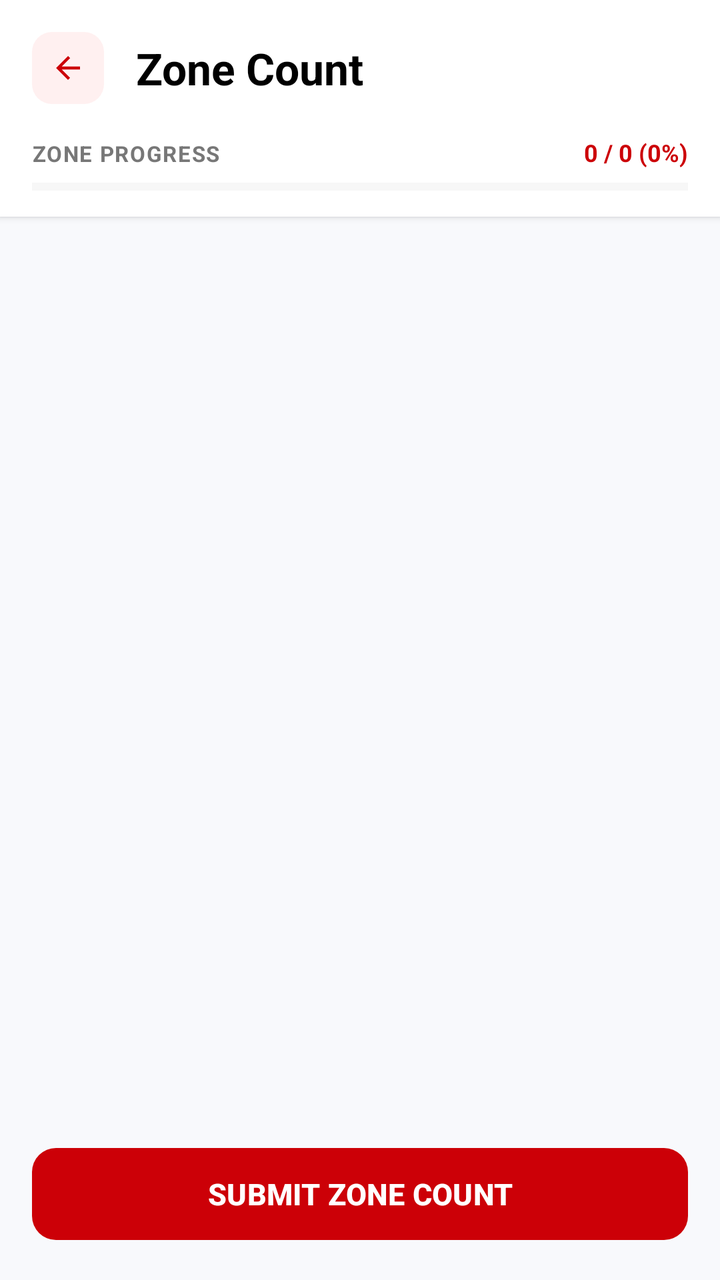
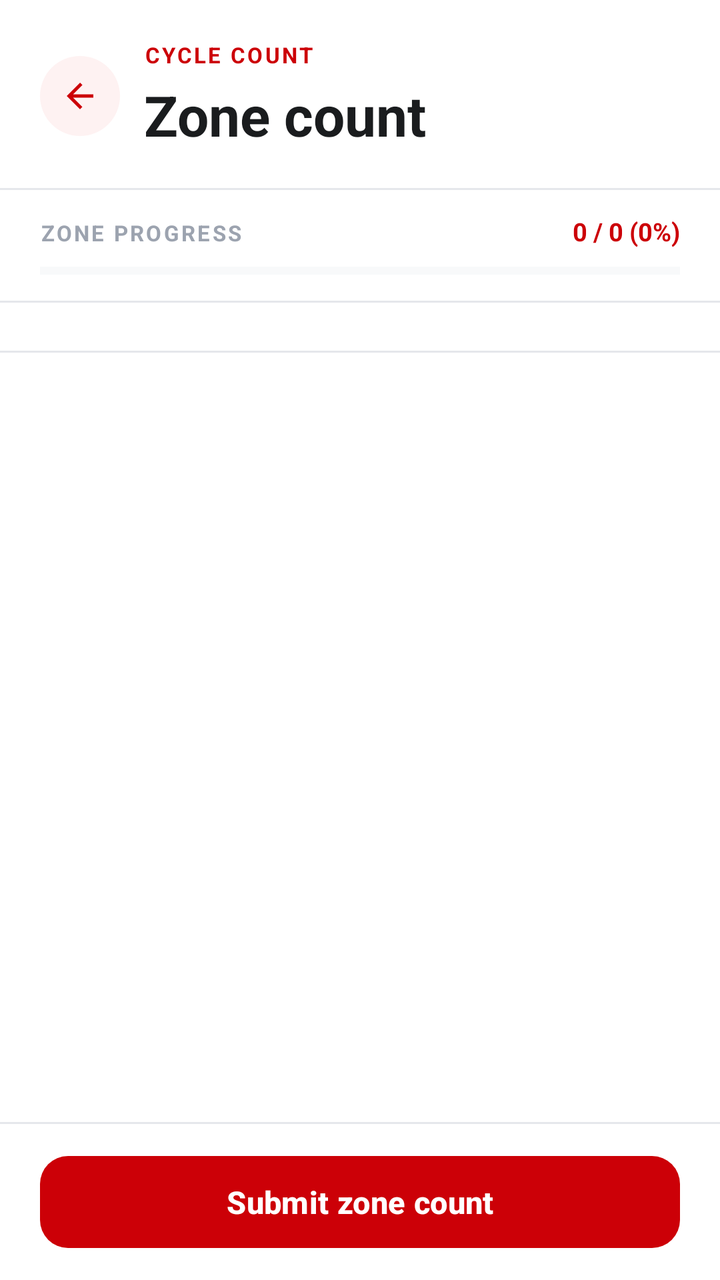

Screens rendered from an Android XML layout before and after an edit, with the pre-edit source and the edit as a unified diff.
<!-- AndroidManifest.xml: application theme Theme.EmployeePOS2 -->
<!-- res/layout/fragment_cycle_count_list.xml -->
<?xml version="1.0" encoding="utf-8"?>
<LinearLayout xmlns:android="http://schemas.android.com/apk/res/android"
    xmlns:app="http://schemas.android.com/apk/res-auto"
    android:layout_width="match_parent"
    android:layout_height="match_parent"
    android:background="#F8F9FC"
    android:orientation="vertical">

    
    <LinearLayout
        android:layout_width="match_parent"
        android:layout_height="wrap_content"
        android:background="#FFFFFF"
        android:elevation="2dp"
        android:gravity="center_vertical"
        android:orientation="horizontal"
        android:padding="16dp">

        <FrameLayout
            android:id="@+id/btnBack"
            android:layout_width="36dp"
            android:layout_height="36dp"
            android:background="@drawable/bg_icon_red"
            android:clickable="true"
            android:focusable="true">

            <ImageView
                android:layout_width="18dp"
                android:layout_height="18dp"
                android:layout_gravity="center"
                android:src="@drawable/ic_arrow_back"
                app:tint="#CC0007" />
        </FrameLayout>

        <TextView
            android:id="@+id/tvZoneTitle"
            android:layout_width="0dp"
            android:layout_height="wrap_content"
            android:layout_weight="1"
            android:layout_marginStart="16dp"
            android:text="Zone Count"
            android:textColor="#000000"
            android:textSize="22sp"
            android:textStyle="bold" />
    </LinearLayout>

    
    <LinearLayout
        android:id="@+id/llProgressContainer"
        android:layout_width="match_parent"
        android:layout_height="wrap_content"
        android:background="#FFFFFF"
        android:elevation="2dp"
        android:orientation="vertical"
        android:paddingHorizontal="16dp"
        android:paddingBottom="12dp">

        <LinearLayout
            android:layout_width="match_parent"
            android:layout_height="wrap_content"
            android:orientation="horizontal">

            <TextView
                android:layout_width="0dp"
                android:layout_height="wrap_content"
                android:layout_weight="1"
                android:letterSpacing="0.05"
                android:text="ZONE PROGRESS"
                android:textColor="#777777"
                android:textSize="11sp"
                android:textStyle="bold" />

            <TextView
                android:id="@+id/tvProgressPercent"
                android:layout_width="wrap_content"
                android:layout_height="wrap_content"
                android:text="0 / 0 (0%)"
                android:textColor="#CC0007"
                android:textSize="12sp"
                android:textStyle="bold" />
        </LinearLayout>

        <ProgressBar
            android:id="@+id/progressZoneCount"
            style="@style/Widget.AppCompat.ProgressBar.Horizontal"
            android:layout_width="match_parent"
            android:layout_height="6dp"
            android:layout_marginTop="6dp"
            android:max="100"
            android:progress="0"
            android:progressBackgroundTint="#E0E0E0"
            android:progressTint="#CC0007" />
    </LinearLayout>

    
    <HorizontalScrollView
        android:id="@+id/hsvCategories"
        android:layout_width="match_parent"
        android:layout_height="wrap_content"
        android:clipToPadding="false"
        android:paddingHorizontal="16dp"
        android:paddingTop="16dp"
        android:scrollbars="none">

        <LinearLayout
            android:id="@+id/llCategoryFilters"
            android:layout_width="wrap_content"
            android:layout_height="wrap_content"
            android:orientation="horizontal" />
    </HorizontalScrollView>

    
    <FrameLayout
        android:layout_width="match_parent"
        android:layout_height="0dp"
        android:layout_weight="1"
        android:paddingTop="12dp">

        <androidx.recyclerview.widget.RecyclerView
            android:id="@+id/rvCountItems"
            android:layout_width="match_parent"
            android:layout_height="match_parent"
            android:clipToPadding="false"
            android:paddingBottom="8dp" />

        <ProgressBar
            android:id="@+id/progressBar"
            android:layout_width="wrap_content"
            android:layout_height="wrap_content"
            android:layout_gravity="center"
            android:indeterminateTint="#CC0007"
            android:visibility="gone" />
    </FrameLayout>

    
    <com.google.android.material.button.MaterialButton
        android:id="@+id/btnSubmitCount"
        android:layout_width="match_parent"
        android:layout_height="54dp"
        android:layout_marginHorizontal="16dp"
        android:layout_marginBottom="16dp"
        android:text="SUBMIT ZONE COUNT"
        android:textColor="#FFFFFF"
        android:textSize="15sp"
        android:textStyle="bold"
        app:backgroundTint="#CC0007"
        app:cornerRadius="12dp" />

</LinearLayout>
<!-- resources referenced by this layout -->
<resources>
  <!-- drawable bg_icon_red (drawable) -->
  <?xml version="1.0" encoding="utf-8"?>
  <shape xmlns:android="http://schemas.android.com/apk/res/android"
      android:shape="rectangle">
      <solid android:color="#FFF0F0" />
      <corners android:radius="10dp" />
  </shape>
  <!-- drawable ic_arrow_back (drawable) -->
  <vector xmlns:android="http://schemas.android.com/apk/res/android" android:autoMirrored="true" android:height="24dp" android:tint="#000000" android:viewportHeight="24" android:viewportWidth="24" android:width="24dp">
        
      <path android:fillColor="@android:color/white" android:pathData="M20,11H7.83l5.59,-5.59L12,4l-8,8 8,8 1.41,-1.41L7.83,13H20v-2z"/>
      
  </vector>
  <style name="Theme.EmployeePOS2" parent="Base.Theme.EmployeePOS2" />
  <style name="Base.Theme.EmployeePOS2" parent="Theme.Material3.DayNight.NoActionBar">
          
          
      </style>
</resources>

<!-- the commit's change to res/layout/fragment_cycle_count_list.xml (unified diff, before → after) -->
@@ -1,59 +1,78 @@
 <?xml version="1.0" encoding="utf-8"?>
 <LinearLayout xmlns:android="http://schemas.android.com/apk/res/android"
     xmlns:app="http://schemas.android.com/apk/res-auto"
+    xmlns:tools="http://schemas.android.com/tools"
     android:layout_width="match_parent"
     android:layout_height="match_parent"
-    android:background="#F8F9FC"
+    android:background="#FFFFFF"
     android:orientation="vertical">
 
-    
-    <LinearLayout
-        android:layout_width="match_parent"
-        android:layout_height="wrap_content"
-        android:background="#FFFFFF"
-        android:elevation="2dp"
-        android:gravity="center_vertical"
-        android:orientation="horizontal"
-        android:padding="16dp">
+        <LinearLayout
+            android:layout_width="match_parent"
+            android:layout_height="wrap_content"
+            android:gravity="center_vertical"
+            android:orientation="horizontal"
+            android:paddingHorizontal="20dp"
+            android:paddingTop="20dp"
+            android:paddingBottom="18dp">
 
-        <FrameLayout
-            android:id="@+id/btnBack"
-            android:layout_width="36dp"
-            android:layout_height="36dp"
-            android:background="@drawable/bg_icon_red"
-            android:clickable="true"
-            android:focusable="true">
+            <FrameLayout
+                android:id="@+id/btnBack"
+                android:layout_width="40dp"
+                android:layout_height="40dp"
+                android:layout_marginEnd="12dp"
+                android:background="@drawable/bg_icon_red_soft"
+                android:clickable="true"
+                android:focusable="true">
 
-            <ImageView
-                android:layout_width="18dp"
-                android:layout_height="18dp"
-                android:layout_gravity="center"
-                android:src="@drawable/ic_arrow_back"
-                app:tint="#CC0007" />
-        </FrameLayout>
+                <ImageView
+                    android:layout_width="20dp"
+                    android:layout_height="20dp"
+                    android:layout_gravity="center"
+                    android:contentDescription="Back"
+                    android:src="@drawable/ic_arrow_back"
+                    app:tint="#CC0007" />
+            </FrameLayout>
 
-        <TextView
-            android:id="@+id/tvZoneTitle"
-            android:layout_width="0dp"
-            android:layout_height="wrap_content"
-            android:layout_weight="1"
-            android:layout_marginStart="16dp"
-            android:text="Zone Count"
-            android:textColor="#000000"
-            android:textSize="22sp"
-            android:textStyle="bold" />
-    </LinearLayout>
+            <LinearLayout
+                android:layout_width="0dp"
+                android:layout_height="wrap_content"
+                android:layout_weight="1"
+                android:orientation="vertical">
 
-    
+                <TextView
+                    android:layout_width="wrap_content"
+                    android:layout_height="wrap_content"
+                    android:letterSpacing="0.1"
+                    android:text="CYCLE COUNT"
+                    android:textColor="#CC0007"
+                    android:textSize="11sp"
+                    android:textStyle="bold" />
+
+                <TextView
+                android:id="@+id/tvZoneTitle"
+                    android:layout_width="match_parent"
+                    android:layout_height="wrap_content"
+                    android:layout_marginTop="4dp"
+                    android:text="Zone count"
+                    android:textColor="#1A1C1E"
+                    android:textSize="28sp"
+                    android:textStyle="bold" />
+            </LinearLayout>
+        </LinearLayout>
+
+        <View
+            android:layout_width="match_parent"
+            android:layout_height="1dp"
+            android:background="#E5E7EB" />
+
     <LinearLayout
         android:id="@+id/llProgressContainer"
         android:layout_width="match_parent"
         android:layout_height="wrap_content"
-        android:background="#FFFFFF"
-        android:elevation="2dp"
         android:orientation="vertical"
-        android:paddingHorizontal="16dp"
-        android:paddingBottom="12dp">
+        android:paddingHorizontal="20dp"
+        android:paddingVertical="12dp">
 
         <LinearLayout
             android:layout_width="match_parent"
@@ -64,9 +83,9 @@
                 android:layout_width="0dp"
                 android:layout_height="wrap_content"
                 android:layout_weight="1"
-                android:letterSpacing="0.05"
+                android:letterSpacing="0.1"
                 android:text="ZONE PROGRESS"
-                android:textColor="#777777"
+                android:textColor="#9CA3AF"
                 android:textSize="11sp"
                 android:textStyle="bold" />
 
@@ -76,7 +95,7 @@
                 android:layout_height="wrap_content"
                 android:text="0 / 0 (0%)"
                 android:textColor="#CC0007"
-                android:textSize="12sp"
+                android:textSize="12.5sp"
                 android:textStyle="bold" />
         </LinearLayout>
 
@@ -85,21 +104,25 @@
             style="@style/Widget.AppCompat.ProgressBar.Horizontal"
             android:layout_width="match_parent"
             android:layout_height="6dp"
-            android:layout_marginTop="6dp"
+            android:layout_marginTop="8dp"
             android:max="100"
             android:progress="0"
-            android:progressBackgroundTint="#E0E0E0"
+            android:progressBackgroundTint="#E5E7EB"
             android:progressTint="#CC0007" />
     </LinearLayout>
 
-    
+        <View
+            android:layout_width="match_parent"
+            android:layout_height="1dp"
+            android:background="#E5E7EB" />
+
     <HorizontalScrollView
         android:id="@+id/hsvCategories"
         android:layout_width="match_parent"
         android:layout_height="wrap_content"
         android:clipToPadding="false"
-        android:paddingHorizontal="16dp"
-        android:paddingTop="16dp"
+        android:paddingHorizontal="20dp"
+        android:paddingVertical="12dp"
         android:scrollbars="none">
 
         <LinearLayout
@@ -109,12 +132,15 @@
             android:orientation="horizontal" />
     </HorizontalScrollView>
 
-    
+        <View
+            android:layout_width="match_parent"
+            android:layout_height="1dp"
+            android:background="#E5E7EB" />
+
     <FrameLayout
         android:layout_width="match_parent"
         android:layout_height="0dp"
-        android:layout_weight="1"
-        android:paddingTop="12dp">
+        android:layout_weight="1">
 
         <androidx.recyclerview.widget.RecyclerView
             android:id="@+id/rvCountItems"
@@ -132,18 +158,23 @@
             android:visibility="gone" />
     </FrameLayout>
 
-    
+    <View
+        android:layout_width="match_parent"
+        android:layout_height="1dp"
+        android:background="#E5E7EB" />
+
     <com.google.android.material.button.MaterialButton
         android:id="@+id/btnSubmitCount"
         android:layout_width="match_parent"
         android:layout_height="54dp"
-        android:layout_marginHorizontal="16dp"
-        android:layout_marginBottom="16dp"
-        android:text="SUBMIT ZONE COUNT"
+        android:layout_marginHorizontal="20dp"
+        android:layout_marginVertical="12dp"
+        android:text="Submit zone count"
+        android:textAllCaps="false"
         android:textColor="#FFFFFF"
-        android:textSize="15sp"
+        android:textSize="15.5sp"
         android:textStyle="bold"
         app:backgroundTint="#CC0007"
-        app:cornerRadius="12dp" />
-
+        app:cornerRadius="14dp"
+        app:elevation="0dp" />
 </LinearLayout>
<!-- resource entries referenced after the edit -->
@@ -1,11 +1,9 @@
 <!-- resources referenced by this layout -->
 <resources>
-  <!-- drawable bg_icon_red (drawable) -->
+  <!-- drawable bg_icon_red_soft (drawable) -->
   <?xml version="1.0" encoding="utf-8"?>
-  <shape xmlns:android="http://schemas.android.com/apk/res/android"
-      android:shape="rectangle">
-      <solid android:color="#FFF0F0" />
-      <corners android:radius="10dp" />
+  <shape xmlns:android="http://schemas.android.com/apk/res/android" android:shape="oval">
+      <solid android:color="#FEF2F2" />
   </shape>
   <!-- drawable ic_arrow_back (drawable) -->
   <vector xmlns:android="http://schemas.android.com/apk/res/android" android:autoMirrored="true" android:height="24dp" android:tint="#000000" android:viewportHeight="24" android:viewportWidth="24" android:width="24dp">
@@ -16,7 +14,15 @@
   <style name="Theme.EmployeePOS2" parent="Base.Theme.EmployeePOS2" />
   <style name="Base.Theme.EmployeePOS2" parent="Theme.Material3.DayNight.NoActionBar">
           
-          
+          <item name="colorPrimary">#CC0007</item>
+          <item name="colorOnPrimary">#FFFFFF</item>
+          <item name="colorPrimaryContainer">#FEE2E2</item>
+          <item name="colorOnPrimaryContainer">#CC0007</item>
+          <item name="colorSecondary">#CC0007</item>
+          <item name="colorSecondaryContainer">#FEE2E2</item>
+          <item name="colorOnSecondaryContainer">#CC0007</item>
+          <item name="colorSurface">#FFFFFF</item>
+          <item name="android:windowBackground">#FFFFFF</item>
       </style>
 </resources>
 
